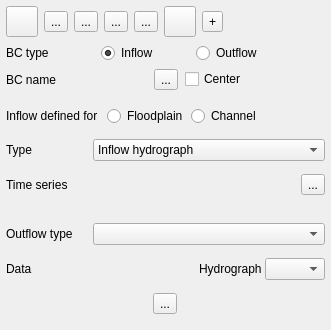
Old version of the form flo2d/ui/bc_editor.ui in the repository FLO-2DSoftware/qgis-flo-2d-plugin.
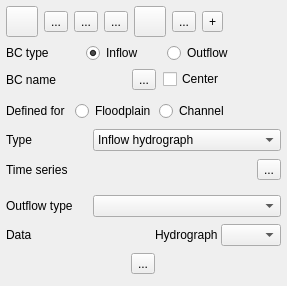
New version of the form. Icons and pictures are not drawn.

Commit message: added dummy rain editor

What changed in the file:
```diff
--- a/flo2d/ui/bc_editor.ui
+++ b/flo2d/ui/bc_editor.ui
@@ -6,8 +6,8 @@
    <rect>
     <x>0</x>
     <y>0</y>
-    <width>331</width>
-    <height>330</height>
+    <width>287</width>
+    <height>286</height>
    </rect>
   </property>
   <property name="minimumSize">
@@ -88,26 +88,6 @@
        </property>
       </widget>
      </item>
-     <item>
-      <widget class="QToolButton" name="delete_bc_btn">
-       <property name="toolTip">
-        <string>Delete current BC</string>
-       </property>
-       <property name="text">
-        <string>...</string>
-       </property>
-       <property name="icon">
-        <iconset>
-         <normaloff>../img/mActionDeleteSelected.svg</normaloff>../img/mActionDeleteSelected.svg</iconset>
-       </property>
-       <property name="iconSize">
-        <size>
-         <width>24</width>
-         <height>24</height>
-        </size>
-       </property>
-      </widget>
-     </item>
      <item>
       <widget class="QToolButton" name="save_changes_btn">
        <property name="toolTip">
@@ -154,6 +134,26 @@
        </property>
       </widget>
      </item>
+     <item>
+      <widget class="QToolButton" name="delete_bc_btn">
+       <property name="toolTip">
+        <string>Delete current BC</string>
+       </property>
+       <property name="text">
+        <string>...</string>
+       </property>
+       <property name="icon">
+        <iconset>
+         <normaloff>../img/mActionDeleteSelected.svg</normaloff>../img/mActionDeleteSelected.svg</iconset>
+       </property>
+       <property name="iconSize">
+        <size>
+         <width>24</width>
+         <height>24</height>
+        </size>
+       </property>
+      </widget>
+     </item>
      <item>
       <widget class="QToolButton" name="add_data_btn">
        <property name="toolTip">
@@ -339,7 +339,7 @@
         <item>
          <widget class="QLabel" name="label_5">
           <property name="text">
-           <string>Inflow defined for  </string>
+           <string>Defined for  </string>
           </property>
          </widget>
         </item>
```
The commit also changes 13 other files.
